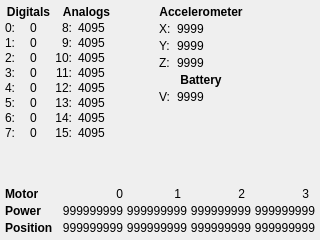
kipr/cbc, file cbcui/ui/Sensors.ui: the form before one commit.
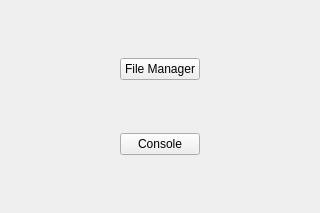
The form after the commit. Icons and pictures are not drawn.

Patch:
```diff
--- a/cbcui/ui/Sensors.ui
+++ b/cbcui/ui/Sensors.ui
@@ -1,748 +1,39 @@
 <ui version="4.0" >
- <class>Sensors</class>
- <widget class="QDialog" name="Sensors" >
+ <class>Programs</class>
+ <widget class="QWidget" name="Programs" >
   <property name="geometry" >
    <rect>
     <x>0</x>
     <y>0</y>
     <width>320</width>
-    <height>240</height>
+    <height>213</height>
    </rect>
   </property>
-  <property name="minimumSize" >
-   <size>
-    <width>320</width>
-    <height>240</height>
-   </size>
-  </property>
-  <property name="maximumSize" >
-   <size>
-    <width>320</width>
-    <height>240</height>
-   </size>
-  </property>
   <property name="windowTitle" >
-   <string>Chumby Sensors</string>
+   <string>Form</string>
   </property>
-  <layout class="QVBoxLayout" name="verticalLayout_2" >
-   <property name="spacing" >
-    <number>3</number>
-   </property>
-   <property name="margin" >
-    <number>5</number>
-   </property>
+  <layout class="QVBoxLayout" >
    <item>
-    <layout class="QHBoxLayout" name="horizontalLayout" >
+    <spacer>
+     <property name="orientation" >
+      <enum>Qt::Vertical</enum>
+     </property>
+     <property name="sizeHint" >
+      <size>
+       <width>20</width>
+       <height>40</height>
+      </size>
+     </property>
+    </spacer>
+   </item>
+   <item>
+    <layout class="QHBoxLayout" >
      <item>
-      <layout class="QGridLayout" name="gridLayout_4" >
-       <property name="spacing" >
-        <number>3</number>
-       </property>
-       <item row="1" column="0" >
-        <widget class="QLabel" name="label_11" >
-         <property name="minimumSize" >
-          <size>
-           <width>22</width>
-           <height>12</height>
-          </size>
-         </property>
-         <property name="maximumSize" >
-          <size>
-           <width>22</width>
-           <height>12</height>
-          </size>
-         </property>
-         <property name="text" >
-          <string>0: </string>
-         </property>
-        </widget>
-       </item>
-       <item row="1" column="1" >
-        <widget class="QLabel" name="ui_Digital0" >
-         <property name="minimumSize" >
-          <size>
-           <width>22</width>
-           <height>12</height>
-          </size>
-         </property>
-         <property name="maximumSize" >
-          <size>
-           <width>22</width>
-           <height>12</height>
-          </size>
-         </property>
-         <property name="text" >
-          <string>0</string>
-         </property>
-        </widget>
-       </item>
-       <item row="2" column="0" >
-        <widget class="QLabel" name="label_12" >
-         <property name="minimumSize" >
-          <size>
-           <width>22</width>
-           <height>12</height>
-          </size>
-         </property>
-         <property name="maximumSize" >
-          <size>
-           <width>22</width>
-           <height>12</height>
-          </size>
-         </property>
-         <property name="text" >
-          <string>1: </string>
-         </property>
-        </widget>
-       </item>
-       <item row="2" column="1" >
-        <widget class="QLabel" name="ui_Digital1" >
-         <property name="minimumSize" >
-          <size>
-           <width>22</width>
-           <height>12</height>
-          </size>
-         </property>
-         <property name="maximumSize" >
-          <size>
-           <width>22</width>
-           <height>12</height>
-          </size>
-         </property>
-         <property name="text" >
-          <string>0</string>
-         </property>
-        </widget>
-       </item>
-       <item row="3" column="0" >
-        <widget class="QLabel" name="label_13" >
-         <property name="minimumSize" >
-          <size>
-           <width>22</width>
-           <height>12</height>
-          </size>
-         </property>
-         <property name="maximumSize" >
-          <size>
-           <width>22</width>
-           <height>12</height>
-          </size>
-         </property>
-         <property name="text" >
-          <string>2: </string>
-         </property>
-        </widget>
-       </item>
-       <item row="3" column="1" >
-        <widget class="QLabel" name="ui_Digital2" >
-         <property name="minimumSize" >
-          <size>
-           <width>22</width>
-           <height>12</height>
-          </size>
-         </property>
-         <property name="maximumSize" >
-          <size>
-           <width>22</width>
-           <height>12</height>
-          </size>
-         </property>
-         <property name="text" >
-          <string>0</string>
-         </property>
-        </widget>
-       </item>
-       <item row="4" column="0" >
-        <widget class="QLabel" name="label_14" >
-         <property name="minimumSize" >
-          <size>
-           <width>22</width>
-           <height>12</height>
-          </size>
-         </property>
-         <property name="maximumSize" >
-          <size>
-           <width>22</width>
-           <height>12</height>
-          </size>
-         </property>
-         <property name="text" >
-          <string>3: </string>
-         </property>
-        </widget>
-       </item>
-       <item row="4" column="1" >
-        <widget class="QLabel" name="ui_Digital3" >
-         <property name="minimumSize" >
-          <size>
-           <width>22</width>
-           <height>12</height>
-          </size>
-         </property>
-         <property name="maximumSize" >
-          <size>
-           <width>22</width>
-           <height>12</height>
-          </size>
-         </property>
-         <property name="text" >
-          <string>0</string>
-         </property>
-        </widget>
-       </item>
-       <item row="5" column="0" >
-        <widget class="QLabel" name="label_15" >
-         <property name="minimumSize" >
-          <size>
-           <width>22</width>
-           <height>12</height>
-          </size>
-         </property>
-         <property name="maximumSize" >
-          <size>
-           <width>22</width>
-           <height>12</height>
-          </size>
-         </property>
-         <property name="text" >
-          <string>4: </string>
-         </property>
-        </widget>
-       </item>
-       <item row="5" column="1" >
-        <widget class="QLabel" name="ui_Digital4" >
-         <property name="minimumSize" >
-          <size>
-           <width>22</width>
-           <height>12</height>
-          </size>
-         </property>
-         <property name="maximumSize" >
-          <size>
-           <width>22</width>
-           <height>12</height>
-          </size>
-         </property>
-         <property name="text" >
-          <string>0</string>
-         </property>
-        </widget>
-       </item>
-       <item row="6" column="0" >
-        <widget class="QLabel" name="label_16" >
-         <property name="minimumSize" >
-          <size>
-           <width>22</width>
-           <height>12</height>
-          </size>
-         </property>
-         <property name="maximumSize" >
-          <size>
-           <width>22</width>
-           <height>12</height>
-          </size>
-         </property>
-         <property name="text" >
-          <string>5: </string>
-         </property>
-        </widget>
-       </item>
-       <item row="6" column="1" >
-        <widget class="QLabel" name="ui_Digital5" >
-         <property name="minimumSize" >
-          <size>
-           <width>22</width>
-           <height>12</height>
-          </size>
-         </property>
-         <property name="maximumSize" >
-          <size>
-           <width>22</width>
-           <height>12</height>
-          </size>
-         </property>
-         <property name="text" >
-          <string>0</string>
-         </property>
-        </widget>
-       </item>
-       <item row="7" column="0" >
-        <widget class="QLabel" name="label_17" >
-         <property name="minimumSize" >
-          <size>
-           <width>22</width>
-           <height>12</height>
-          </size>
-         </property>
-         <property name="maximumSize" >
-          <size>
-           <width>22</width>
-           <height>12</height>
-          </size>
-         </property>
-         <property name="text" >
-          <string>6: </string>
-         </property>
-        </widget>
-       </item>
-       <item row="7" column="1" >
-        <widget class="QLabel" name="ui_Digital6" >
-         <property name="minimumSize" >
-          <size>
-           <width>22</width>
-           <height>12</height>
-          </size>
-         </property>
-         <property name="maximumSize" >
-          <size>
-           <width>22</width>
-           <height>12</height>
-          </size>
-         </property>
-         <property name="text" >
-          <string>0</string>
-         </property>
-        </widget>
-       </item>
-       <item row="8" column="0" >
-        <widget class="QLabel" name="label_19" >
-         <property name="minimumSize" >
-          <size>
-           <width>22</width>
-           <height>12</height>
-          </size>
-         </property>
-         <property name="maximumSize" >
-          <size>
-           <width>22</width>
-           <height>12</height>
-          </size>
-         </property>
-         <property name="text" >
-          <string>7: </string>
-         </property>
-        </widget>
-       </item>
-       <item row="8" column="1" >
-        <widget class="QLabel" name="ui_Digital7" >
-         <property name="minimumSize" >
-          <size>
-           <width>22</width>
-           <height>12</height>
-          </size>
-         </property>
-         <property name="maximumSize" >
-          <size>
-           <width>22</width>
-           <height>12</height>
-          </size>
-         </property>
-         <property name="text" >
-          <string>0</string>
-         </property>
-        </widget>
-       </item>
-       <item row="0" column="0" colspan="2" >
-        <widget class="QLabel" name="label_21" >
-         <property name="font" >
-          <font>
-           <weight>75</weight>
-           <bold>true</bold>
-          </font>
-         </property>
-         <property name="text" >
-          <string>Digitals</string>
-         </property>
-         <property name="alignment" >
-          <set>Qt::AlignCenter</set>
-         </property>
-        </widget>
-       </item>
-       <item row="9" column="0" >
-        <spacer name="verticalSpacer_3" >
-         <property name="orientation" >
-          <enum>Qt::Vertical</enum>
-         </property>
-         <property name="sizeHint" stdset="0" >
-          <size>
-           <width>20</width>
-           <height>40</height>
-          </size>
-         </property>
-        </spacer>
-       </item>
-      </layout>
-     </item>
-     <item>
-      <layout class="QGridLayout" name="gridLayout_2" >
-       <property name="spacing" >
-        <number>3</number>
-       </property>
-       <item row="1" column="0" >
-        <widget class="QLabel" name="label_18" >
-         <property name="minimumSize" >
-          <size>
-           <width>17</width>
-           <height>12</height>
-          </size>
-         </property>
-         <property name="maximumSize" >
-          <size>
-           <width>17</width>
-           <height>12</height>
-          </size>
-         </property>
-         <property name="text" >
-          <string> 8:</string>
-         </property>
-         <property name="alignment" >
-          <set>Qt::AlignRight|Qt::AlignTrailing|Qt::AlignVCenter</set>
-         </property>
-        </widget>
-       </item>
-       <item row="1" column="1" >
-        <widget class="QLabel" name="ui_Analog8" >
-         <property name="minimumSize" >
-          <size>
-           <width>40</width>
-           <height>12</height>
-          </size>
-         </property>
-         <property name="maximumSize" >
-          <size>
-           <width>40</width>
-           <height>12</height>
-          </size>
-         </property>
-         <property name="text" >
-          <string>4095</string>
-         </property>
-        </widget>
-       </item>
-       <item row="2" column="0" >
-        <widget class="QLabel" name="label_20" >
-         <property name="minimumSize" >
-          <size>
-           <width>17</width>
-           <height>12</height>
-          </size>
-         </property>
-         <property name="maximumSize" >
-          <size>
-           <width>17</width>
-           <height>12</height>
-          </size>
-         </property>
-         <property name="text" >
-          <string> 9:</string>
-         </property>
-         <property name="alignment" >
-          <set>Qt::AlignRight|Qt::AlignTrailing|Qt::AlignVCenter</set>
-         </property>
-        </widget>
-       </item>
-       <item row="2" column="1" >
-        <widget class="QLabel" name="ui_Analog9" >
-         <property name="minimumSize" >
-          <size>
-           <width>40</width>
-           <height>12</height>
-          </size>
-         </property>
-         <property name="maximumSize" >
-          <size>
-           <width>40</width>
-           <height>12</height>
-          </size>
-         </property>
-         <property name="text" >
-          <string>4095</string>
-         </property>
-        </widget>
-       </item>
-       <item row="3" column="0" >
-        <widget class="QLabel" name="label_22" >
-         <property name="minimumSize" >
-          <size>
-           <width>17</width>
-           <height>12</height>
-          </size>
-         </property>
-         <property name="maximumSize" >
-          <size>
-           <width>17</width>
-           <height>12</height>
-          </size>
-         </property>
-         <property name="text" >
-          <string>10:</string>
-         </property>
-         <property name="alignment" >
-          <set>Qt::AlignRight|Qt::AlignTrailing|Qt::AlignVCenter</set>
-         </property>
-        </widget>
-       </item>
-       <item row="3" column="1" >
-        <widget class="QLabel" name="ui_Analog10" >
-         <property name="minimumSize" >
-          <size>
-           <width>40</width>
-           <height>12</height>
-          </size>
-         </property>
-         <property name="maximumSize" >
-          <size>
-           <width>40</width>
-           <height>12</height>
-          </size>
-         </property>
-         <property name="text" >
-          <string>4095</string>
-         </property>
-        </widget>
-       </item>
-       <item row="4" column="0" >
-        <widget class="QLabel" name="label_24" >
-         <property name="minimumSize" >
-          <size>
-           <width>17</width>
-           <height>12</height>
-          </size>
-         </property>
-         <property name="maximumSize" >
-          <size>
-           <width>17</width>
-           <height>12</height>
-          </size>
-         </property>
-         <property name="text" >
-          <string>11:</string>
-         </property>
-         <property name="alignment" >
-          <set>Qt::AlignRight|Qt::AlignTrailing|Qt::AlignVCenter</set>
-         </property>
-        </widget>
-       </item>
-       <item row="4" column="1" >
-        <widget class="QLabel" name="ui_Analog11" >
-         <property name="minimumSize" >
-          <size>
-           <width>40</width>
-           <height>12</height>
-          </size>
-         </property>
-         <property name="maximumSize" >
-          <size>
-           <width>40</width>
-           <height>12</height>
-          </size>
-         </property>
-         <property name="text" >
-          <string>4095</string>
-         </property>
-        </widget>
-       </item>
-       <item row="5" column="0" >
-        <widget class="QLabel" name="label_26" >
-         <property name="minimumSize" >
-          <size>
-           <width>17</width>
-           <height>12</height>
-          </size>
-         </property>
-         <property name="maximumSize" >
-          <size>
-           <width>17</width>
-           <height>12</height>
-          </size>
-         </property>
-         <property name="text" >
-          <string>12:</string>
-         </property>
-         <property name="alignment" >
-          <set>Qt::AlignRight|Qt::AlignTrailing|Qt::AlignVCenter</set>
-         </property>
-        </widget>
-       </item>
-       <item row="5" column="1" >
-        <widget class="QLabel" name="ui_Analog12" >
-         <property name="minimumSize" >
-          <size>
-           <width>40</width>
-           <height>12</height>
-          </size>
-         </property>
-         <property name="maximumSize" >
-          <size>
-           <width>40</width>
-           <height>12</height>
-          </size>
-         </property>
-         <property name="text" >
-          <string>4095</string>
-         </property>
-        </widget>
-       </item>
-       <item row="6" column="0" >
-        <widget class="QLabel" name="label_28" >
-         <property name="minimumSize" >
-          <size>
-           <width>17</width>
-           <height>12</height>
-          </size>
-         </property>
-         <property name="maximumSize" >
-          <size>
-           <width>17</width>
-           <height>12</height>
-          </size>
-         </property>
-         <property name="text" >
-          <string>13:</string>
-         </property>
-         <property name="alignment" >
-          <set>Qt::AlignRight|Qt::AlignTrailing|Qt::AlignVCenter</set>
-         </property>
-        </widget>
-       </item>
-       <item row="6" column="1" >
-        <widget class="QLabel" name="ui_Analog13" >
-         <property name="minimumSize" >
-          <size>
-           <width>40</width>
-           <height>12</height>
-          </size>
-         </property>
-         <property name="maximumSize" >
-          <size>
-           <width>40</width>
-           <height>12</height>
-          </size>
-         </property>
-         <property name="text" >
-          <string>4095</string>
-         </property>
-        </widget>
-       </item>
-       <item row="7" column="0" >
-        <widget class="QLabel" name="label_30" >
-         <property name="minimumSize" >
-          <size>
-           <width>17</width>
-           <height>12</height>
-          </size>
-         </property>
-         <property name="maximumSize" >
-          <size>
-           <width>17</width>
-           <height>12</height>
-          </size>
-         </property>
-         <property name="text" >
-          <string>14:</string>
-         </property>
-         <property name="alignment" >
-          <set>Qt::AlignRight|Qt::AlignTrailing|Qt::AlignVCenter</set>
-         </property>
-        </widget>
-       </item>
-       <item row="7" column="1" >
-        <widget class="QLabel" name="ui_Analog14" >
-         <property name="minimumSize" >
-          <size>
-           <width>40</width>
-           <height>12</height>
-          </size>
-         </property>
-         <property name="maximumSize" >
-          <size>
-           <width>40</width>
-           <height>12</height>
-          </size>
-         </property>
-         <property name="text" >
-          <string>4095</string>
-         </property>
-        </widget>
-       </item>
-       <item row="8" column="0" >
-        <widget class="QLabel" name="label_32" >
-         <property name="minimumSize" >
-          <size>
-           <width>17</width>
-           <height>12</height>
-          </size>
-         </property>
-         <property name="maximumSize" >
-          <size>
-           <width>17</width>
-           <height>12</height>
-          </size>
-         </property>
-         <property name="text" >
-          <string>15:</string>
-         </property>
-         <property name="alignment" >
-          <set>Qt::AlignRight|Qt::AlignTrailing|Qt::AlignVCenter</set>
-         </property>
-        </widget>
-       </item>
-       <item row="8" column="1" >
-        <widget class="QLabel" name="ui_Analog15" >
-         <property name="minimumSize" >
-          <size>
-           <width>40</width>
-           <height>12</height>
-          </size>
-         </property>
-         <property name="maximumSize" >
-          <size>
-           <width>40</width>
-           <height>12</height>
-          </size>
-         </property>
-         <property name="text" >
-          <string>4095</string>
-         </property>
-        </widget>
-       </item>
-       <item row="9" column="0" >
-        <spacer name="verticalSpacer_2" >
-         <property name="orientation" >
-          <enum>Qt::Vertical</enum>
-         </property>
-         <property name="sizeHint" stdset="0" >
-          <size>
-           <width>20</width>
-           <height>40</height>
-          </size>
-         </property>
-        </spacer>
-       </item>
-       <item row="0" column="0" colspan="2" >
-        <widget class="QLabel" name="label_9" >
-         <property name="font" >
-          <font>
-           <weight>75</weight>
-           <bold>true</bold>
-          </font>
-         </property>
-         <property name="text" >
-          <string>Analogs</string>
-         </property>
-         <property name="alignment" >
-          <set>Qt::AlignCenter</set>
-         </property>
-        </widget>
-       </item>
-      </layout>
-     </item>
-     <item>
-      <spacer name="horizontalSpacer_2" >
+      <spacer>
        <property name="orientation" >
         <enum>Qt::Horizontal</enum>
        </property>
-       <property name="sizeHint" stdset="0" >
+       <property name="sizeHint" >
         <size>
          <width>40</width>
          <height>20</height>
@@ -751,134 +42,18 @@
       </spacer>
      </item>
      <item>
-      <layout class="QGridLayout" name="gridLayout" >
-       <item row="0" column="0" colspan="2" >
-        <widget class="QLabel" name="label" >
-         <property name="font" >
-          <font>
-           <weight>75</weight>
-           <bold>true</bold>
-          </font>
-         </property>
-         <property name="text" >
-          <string>Accelerometer</string>
-         </property>
-         <property name="alignment" >
-          <set>Qt::AlignCenter</set>
-         </property>
-        </widget>
-       </item>
-       <item row="1" column="0" >
-        <widget class="QLabel" name="label_3" >
-         <property name="text" >
-          <string>X: </string>
-         </property>
-        </widget>
-       </item>
-       <item row="1" column="1" >
-        <widget class="QLabel" name="ui_AccelerometerX" >
-         <property name="sizePolicy" >
-          <sizepolicy vsizetype="Preferred" hsizetype="Expanding" >
-           <horstretch>0</horstretch>
-           <verstretch>0</verstretch>
-          </sizepolicy>
-         </property>
-         <property name="text" >
-          <string>9999</string>
-         </property>
-        </widget>
-       </item>
-       <item row="2" column="0" >
-        <widget class="QLabel" name="label_4" >
-         <property name="text" >
-          <string>Y: </string>
-         </property>
-        </widget>
-       </item>
-       <item row="2" column="1" >
-        <widget class="QLabel" name="ui_AccelerometerY" >
-         <property name="sizePolicy" >
-          <sizepolicy vsizetype="Preferred" hsizetype="Expanding" >
-           <horstretch>0</horstretch>
-           <verstretch>0</verstretch>
-          </sizepolicy>
-         </property>
-         <property name="text" >
-          <string>9999</string>
-         </property>
-        </widget>
-       </item>
-       <item row="3" column="0" >
-        <widget class="QLabel" name="label_5" >
-         <property name="text" >
-          <string>Z: </string>
-         </property>
-        </widget>
-       </item>
-       <item row="3" column="1" >
-        <widget class="QLabel" name="ui_AccelerometerZ" >
-         <property name="sizePolicy" >
-          <sizepolicy vsizetype="Preferred" hsizetype="Expanding" >
-           <horstretch>0</horstretch>
-           <verstretch>0</verstretch>
-          </sizepolicy>
-         </property>
-         <property name="text" >
-          <string>9999</string>
-         </property>
-        </widget>
-       </item>
-       <item row="4" column="0" colspan="2" >
-        <widget class="QLabel" name="label_2" >
-         <property name="font" >
-          <font>
-           <weight>75</weight>
-           <bold>true</bold>
-          </font>
-         </property>
-         <property name="text" >
-          <string>Battery</string>
-         </property>
-         <property name="alignment" >
-          <set>Qt::AlignCenter</set>
-         </property>
-        </widget>
-       </item>
-       <item row="5" column="0" >
-        <widget class="QLabel" name="label_10" >
-         <property name="text" >
-          <string>V: </string>
-         </property>
-        </widget>
-       </item>
-       <item row="5" column="1" >
-        <widget class="QLabel" name="ui_BatteryVoltage" >
-         <property name="text" >
-          <string>9999</string>
-         </property>
-        </widget>
-       </item>
-       <item row="6" column="1" >
-        <spacer name="verticalSpacer_4" >
-         <property name="orientation" >
-          <enum>Qt::Vertical</enum>
-         </property>
-         <property name="sizeHint" stdset="0" >
-          <size>
-           <width>20</width>
-           <height>40</height>
-          </size>
-         </property>
-        </spacer>
-       </item>
-      </layout>
+      <widget class="QPushButton" name="pushButton" >
+       <property name="text" >
+        <string>File Manager</string>
+       </property>
+      </widget>
      </item>
      <item>
-      <spacer name="horizontalSpacer" >
+      <spacer>
        <property name="orientation" >
         <enum>Qt::Horizontal</enum>
        </property>
-       <property name="sizeHint" stdset="0" >
+       <property name="sizeHint" >
         <size>
          <width>40</width>
          <height>20</height>
@@ -886,259 +61,71 @@
        </property>
       </spacer>
      </item>
-     <item>
-      <layout class="QVBoxLayout" name="verticalLayout" >
-       <item>
-        <widget class="QPushButton" name="ui_CloseButton" >
-         <property name="minimumSize" >
-          <size>
-           <width>30</width>
-           <height>30</height>
-          </size>
-         </property>
-         <property name="maximumSize" >
-          <size>
-           <width>30</width>
-           <height>30</height>
-          </size>
-         </property>
-         <property name="text" >
-          <string/>
-         </property>
-         <property name="icon" >
-          <iconset resource="icons/icons.qrc" >
-           <normaloff>:/actions/Crystal_Clear_action_button_cancel.png</normaloff>:/actions/Crystal_Clear_action_button_cancel.png</iconset>
-         </property>
-         <property name="iconSize" >
-          <size>
-           <width>30</width>
-           <height>30</height>
-          </size>
-         </property>
-         <property name="flat" >
-          <bool>true</bool>
-         </property>
-        </widget>
-       </item>
-       <item>
-        <spacer name="verticalSpacer" >
-         <property name="orientation" >
-          <enum>Qt::Vertical</enum>
-         </property>
-         <property name="sizeHint" stdset="0" >
-          <size>
-           <width>20</width>
-           <height>40</height>
-          </size>
-         </property>
-        </spacer>
-       </item>
-      </layout>
-     </item>
     </layout>
    </item>
    <item>
-    <layout class="QGridLayout" name="gridLayout_3" >
-     <property name="spacing" >
-      <number>3</number>
+    <spacer>
+     <property name="orientation" >
+      <enum>Qt::Vertical</enum>
      </property>
-     <item row="0" column="1" >
-      <widget class="QLabel" name="label_34" >
-       <property name="text" >
-        <string>0</string>
+     <property name="sizeHint" >
+      <size>
+       <width>20</width>
+       <height>40</height>
+      </size>
+     </property>
+    </spacer>
+   </item>
+   <item>
+    <layout class="QHBoxLayout" >
+     <item>
+      <spacer>
+       <property name="orientation" >
+        <enum>Qt::Horizontal</enum>
        </property>
-       <property name="alignment" >
-        <set>Qt::AlignRight|Qt::AlignTrailing|Qt::AlignVCenter</set>
-       </property>
-      </widget>
-     </item>
-     <item row="0" column="2" >
-      <widget class="QLabel" name="label_35" >
-       <property name="minimumSize" >
+       <property name="sizeHint" >
         <size>
-         <width>55</width>
-         <height>0</height>
+         <width>40</width>
+         <height>20</height>
         </size>
        </property>
-       <property name="maximumSize" >
-        <size>
-         <width>55</width>
-         <height>16777215</height>
-        </size>
-       </property>
-       <property name="text" >
-        <string>1</string>
-       </property>
-       <property name="alignment" >
-        <set>Qt::AlignRight|Qt::AlignTrailing|Qt::AlignVCenter</set>
-       </property>
-      </widget>
+      </spacer>
      </item>
-     <item row="0" column="3" >
-      <widget class="QLabel" name="label_36" >
-       <property name="minimumSize" >
-        <size>
-         <width>55</width>
-         <height>0</height>
-        </size>
-       </property>
-       <property name="maximumSize" >
-        <size>
-         <width>55</width>
-         <height>16777215</height>
-        </size>
-       </property>
+     <item>
+      <widget class="QPushButton" name="pushButton_2" >
        <property name="text" >
-        <string>2</string>
+        <string>Console</string>
        </property>
-       <property name="alignment" >
-        <set>Qt::AlignRight|Qt::AlignTrailing|Qt::AlignVCenter</set>
-       </property>
       </widget>
      </item>
-     <item row="0" column="4" >
-      <widget class="QLabel" name="label_37" >
-       <property name="minimumSize" >
-        <size>
-         <width>55</width>
-         <height>0</height>
-        </size>
+     <item>
+      <spacer>
+       <property name="orientation" >
+        <enum>Qt::Horizontal</enum>
        </property>
-       <property name="maximumSize" >
+       <property name="sizeHint" >
         <size>
-         <width>55</width>
-         <height>16777215</height>
+         <width>40</width>
+         <height>20</height>
         </size>
        </property>
-       <property name="text" >
-        <string>3</string>
-       </property>
-       <property name="alignment" >
-        <set>Qt::AlignRight|Qt::AlignTrailing|Qt::AlignVCenter</set>
-       </property>
-      </widget>
+      </spacer>
      </item>
-     <item row="1" column="0" >
-      <widget class="QLabel" name="label_38" >
-       <property name="font" >
-        <font>
-         <weight>75</weight>
-         <bold>true</bold>
-        </font>
-       </property>
-       <property name="text" >
-        <string>Power</string>
-       </property>
-      </widget>
-     </item>
-     <item row="1" column="1" >
-      <widget class="QLabel" name="ui_Motor0Power" >
-       <property name="text" >
-        <string>999999999</string>
-       </property>
-       <property name="alignment" >
-        <set>Qt::AlignRight|Qt::AlignTrailing|Qt::AlignVCenter</set>
-       </property>
-      </widget>
-     </item>
-     <item row="1" column="2" >
-      <widget class="QLabel" name="ui_Motor1Power" >
-       <property name="text" >
-        <string>999999999</string>
-       </property>
-       <property name="alignment" >
-        <set>Qt::AlignRight|Qt::AlignTrailing|Qt::AlignVCenter</set>
-       </property>
-      </widget>
-     </item>
-     <item row="1" column="3" >
-      <widget class="QLabel" name="ui_Motor2Power" >
-       <property name="text" >
-        <string>999999999</string>
-       </property>
-       <property name="alignment" >
-        <set>Qt::AlignRight|Qt::AlignTrailing|Qt::AlignVCenter</set>
-       </property>
-      </widget>
-     </item>
-     <item row="1" column="4" >
-      <widget class="QLabel" name="ui_Motor3Power" >
-       <property name="text" >
-        <string>999999999</string>
-       </property>
-       <property name="alignment" >
-        <set>Qt::AlignRight|Qt::AlignTrailing|Qt::AlignVCenter</set>
-       </property>
-      </widget>
-     </item>
-     <item row="2" column="0" >
-      <widget class="QLabel" name="label_43" >
-       <property name="font" >
-        <font>
-         <weight>75</weight>
-         <bold>true</bold>
-        </font>
-       </property>
-       <property name="text" >
-        <string>Position</string>
-       </property>
-      </widget>
-     </item>
-     <item row="2" column="1" >
-      <widget class="QLabel" name="ui_Motor0Position" >
-       <property name="text" >
-        <string>999999999</string>
-       </property>
-       <property name="alignment" >
-        <set>Qt::AlignRight|Qt::AlignTrailing|Qt::AlignVCenter</set>
-       </property>
-      </widget>
-     </item>
-     <item row="2" column="2" >
-      <widget class="QLabel" name="ui_Motor1Position" >
-       <property name="text" >
-        <string>999999999</string>
-       </property>
-       <property name="alignment" >
-        <set>Qt::AlignRight|Qt::AlignTrailing|Qt::AlignVCenter</set>
-       </property>
-      </widget>
-     </item>
-     <item row="2" column="3" >
-      <widget class="QLabel" name="ui_Motor2Position" >
-       <property name="text" >
-        <string>999999999</string>
-       </property>
-       <property name="alignment" >
-        <set>Qt::AlignRight|Qt::AlignTrailing|Qt::AlignVCenter</set>
-       </property>
-      </widget>
-     </item>
-     <item row="2" column="4" >
-      <widget class="QLabel" name="ui_Motor3Position" >
-       <property name="text" >
-        <string>999999999</string>
-       </property>
-       <property name="alignment" >
-        <set>Qt::AlignRight|Qt::AlignTrailing|Qt::AlignVCenter</set>
-       </property>
-      </widget>
-     </item>
-     <item row="0" column="0" >
-      <widget class="QLabel" name="label_33" >
-       <property name="font" >
-        <font>
-         <weight>75</weight>
-         <bold>true</bold>
-        </font>
-       </property>
-       <property name="text" >
-        <string>Motor</string>
-       </property>
-      </widget>
-     </item>
     </layout>
    </item>
+   <item>
+    <spacer>
+     <property name="orientation" >
+      <enum>Qt::Vertical</enum>
+     </property>
+     <property name="sizeHint" >
+      <size>
+       <width>20</width>
+       <height>40</height>
+      </size>
+     </property>
+    </spacer>
+   </item>
   </layout>
  </widget>
  <resources>
```
Left out of the diff: 23 changed lines with no effect on the pictures.
